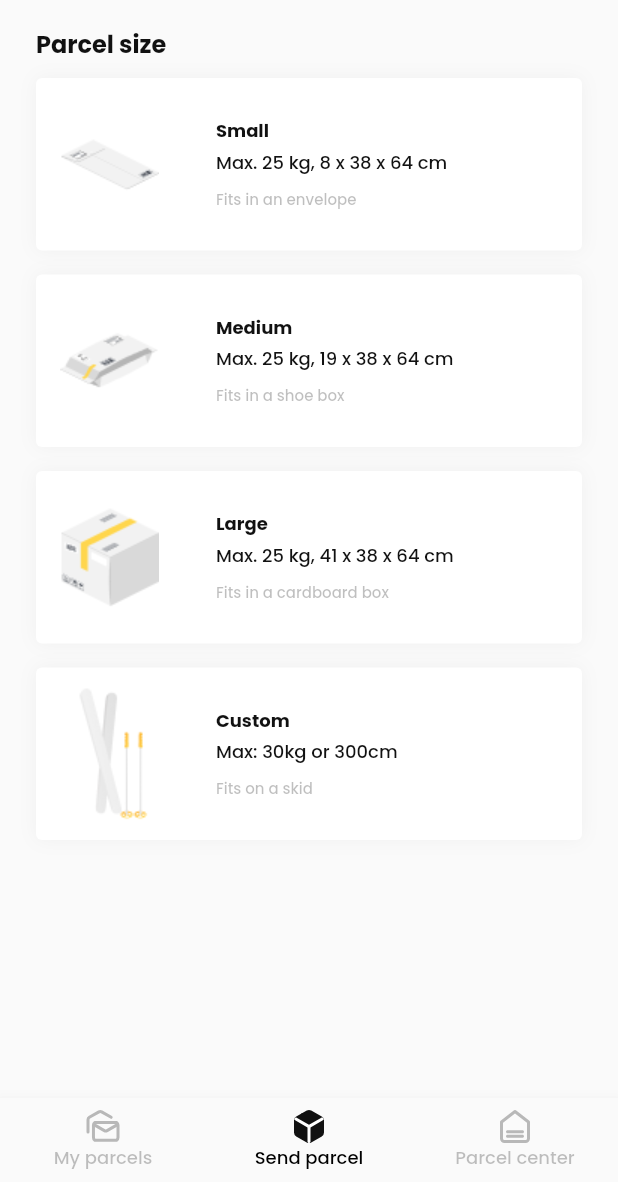
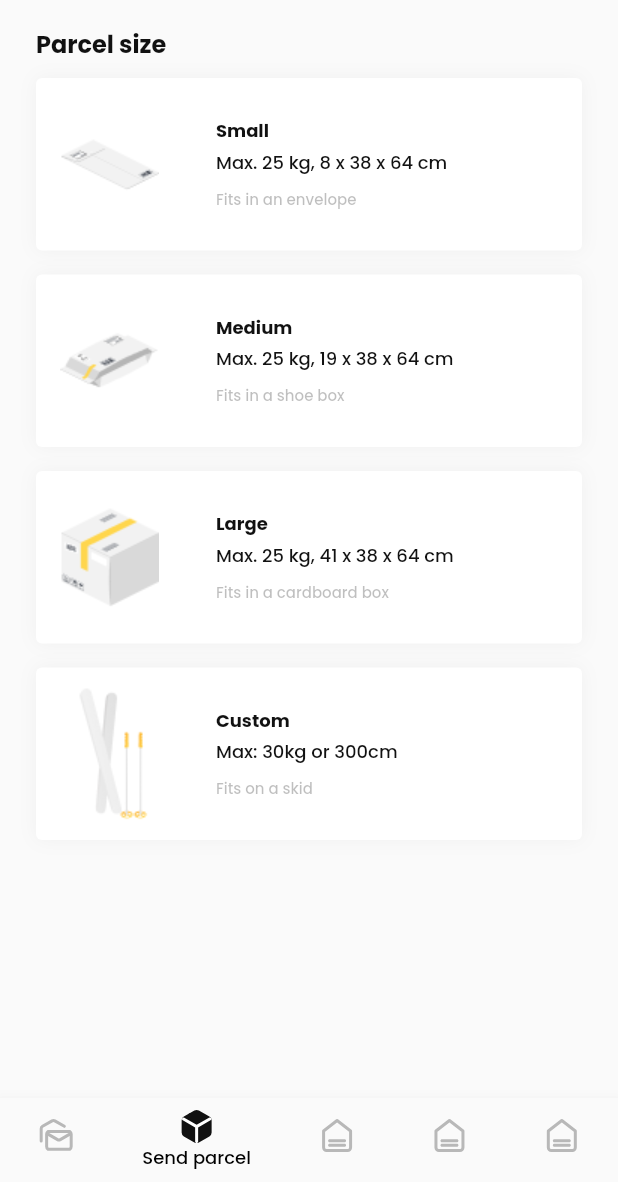
Before and after one commit to Treenzzgod/parcel_shipping_courier, a Flutter app: the screen it shows after launch, item 2 of the bottom bar chosen, on a phone screen of 412 x 824 dp, the part 54-1236 px from its top. Run offline on Flutter 3.47's test engine with Material 2 defaults, Android fonts, the light colour scheme and no system bars; our stand-ins replace flutter_svg, google_fonts, google_maps_flutter; network calls fail.

Commit message:
tambah_icon

```diff
--- a/lib/ui/widgets/my_button_navigation_bar.dart
+++ b/lib/ui/widgets/my_button_navigation_bar.dart
@@ -16,6 +16,8 @@ class _MyBottomNavigationBarState extends State<MyBottomNavigationBar> {
   List<Widget> pageList = <Widget>[
     HomeScreen(),
     SendParcelScreen(),
+    SendParcelCheckoutScreen(),
+    SendParcelDetailScreen(),
     ParcelCenterScreen(),
   ];
 
@@ -39,7 +41,7 @@ class _MyBottomNavigationBarState extends State<MyBottomNavigationBar> {
               icon: _selectedIndex == 0
                   ? SvgPicture.asset('assets/images/icon_my_parcels.svg')
                   : SvgPicture.asset('assets/images/icon_my_parcels_grey.svg'),
-              label: 'My parcels'),
+              label: 'Home Screen'),
           BottomNavigationBarItem(
               icon: _selectedIndex == 1
                   ? SvgPicture.asset('assets/images/icon_send_parcel.svg')
@@ -50,7 +52,19 @@ class _MyBottomNavigationBarState extends State<MyBottomNavigationBar> {
                   ? SvgPicture.asset('assets/images/icon_parcel_center.svg')
                   : SvgPicture.asset(
                       'assets/images/icon_parcel_center_grey.svg'),
-              label: 'Parcel center'),
+              label: 'Parcel Checkout'),
+          BottomNavigationBarItem(
+              icon: _selectedIndex == 3
+                  ? SvgPicture.asset('assets/images/icon_parcel_center.svg')
+                  : SvgPicture.asset(
+                      'assets/images/icon_parcel_center_grey.svg'),
+              label: 'Detail'),
+          BottomNavigationBarItem(
+              icon: _selectedIndex == 4
+                  ? SvgPicture.asset('assets/images/icon_parcel_center.svg')
+                  : SvgPicture.asset(
+                      'assets/images/icon_parcel_center_grey.svg'),
+              label: 'Parcel Center'),
         ],
         currentIndex: _selectedIndex,
         unselectedItemColor: Theme.of(context).unselectedWidgetColor,
```
